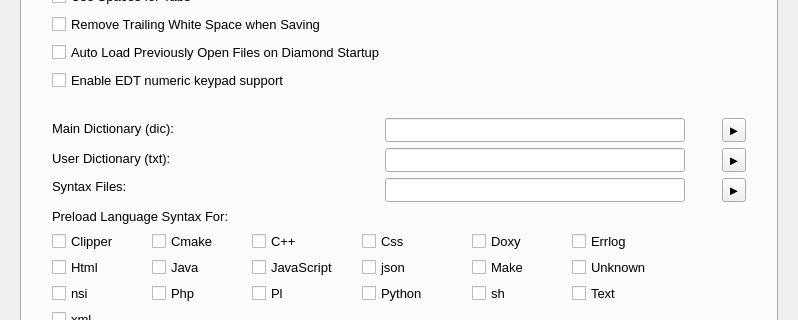
First picture: the form in forms/dialog_options.ui, repository RolandHughes/diamond, before the edit; both pictures show x 0 to 798 and y 153 to 473 of the 798 by 682 pixel window.
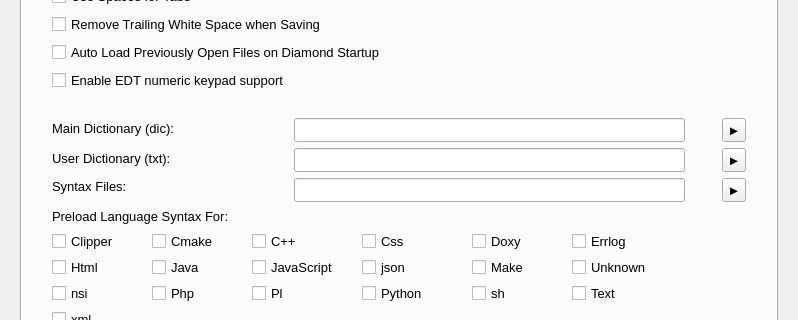
Second picture: the form after the edit. The open tabs and pages were chosen to show the change. Custom widgets are drawn as their Qt base class.

```diff
--- a/forms/dialog_options.ui
+++ b/forms/dialog_options.ui
@@ -146,9 +146,9 @@
       <widget class="QLineEdit" name="syntax">
        <property name="geometry">
         <rect>
-         <x>363</x>
+         <x>272</x>
          <y>292</y>
-         <width>300</width>
+         <width>391</width>
          <height>24</height>
         </rect>
        </property>
@@ -242,7 +242,7 @@
         <rect>
          <x>30</x>
          <y>262</y>
-         <width>123</width>
+         <width>181</width>
          <height>20</height>
         </rect>
        </property>
@@ -294,9 +294,9 @@
       <widget class="QLineEdit" name="dictUser">
        <property name="geometry">
         <rect>
-         <x>363</x>
+         <x>272</x>
          <y>262</y>
-         <width>300</width>
+         <width>391</width>
          <height>24</height>
         </rect>
        </property>
@@ -440,9 +440,9 @@
       <widget class="QLineEdit" name="dictMain">
        <property name="geometry">
         <rect>
-         <x>363</x>
+         <x>272</x>
          <y>232</y>
-         <width>300</width>
+         <width>391</width>
          <height>24</height>
         </rect>
        </property>
@@ -640,7 +640,7 @@
         <rect>
          <x>30</x>
          <y>232</y>
-         <width>125</width>
+         <width>181</width>
          <height>20</height>
         </rect>
        </property>
@@ -664,7 +664,7 @@
         <rect>
          <x>30</x>
          <y>292</y>
-         <width>73</width>
+         <width>181</width>
          <height>16</height>
         </rect>
        </property>
```
Left out of the diff: 2 changed lines with no effect on the pictures.
